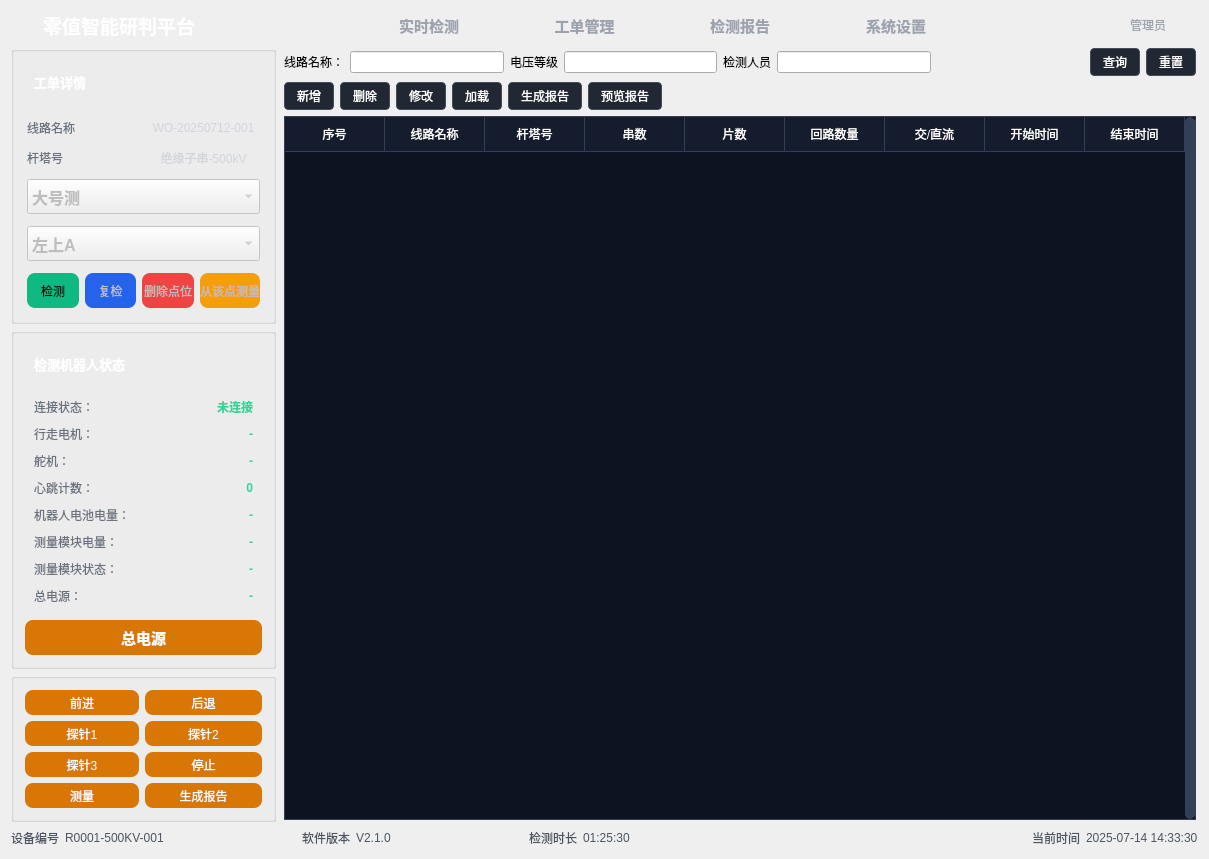
Qt form Insulator_Zero_Value_Detection_Robot/UI/Insulator_Zero_Value_Detection_Robot.ui (yangreest/Zero-value-Insulator-Robot-V2) before a commit.
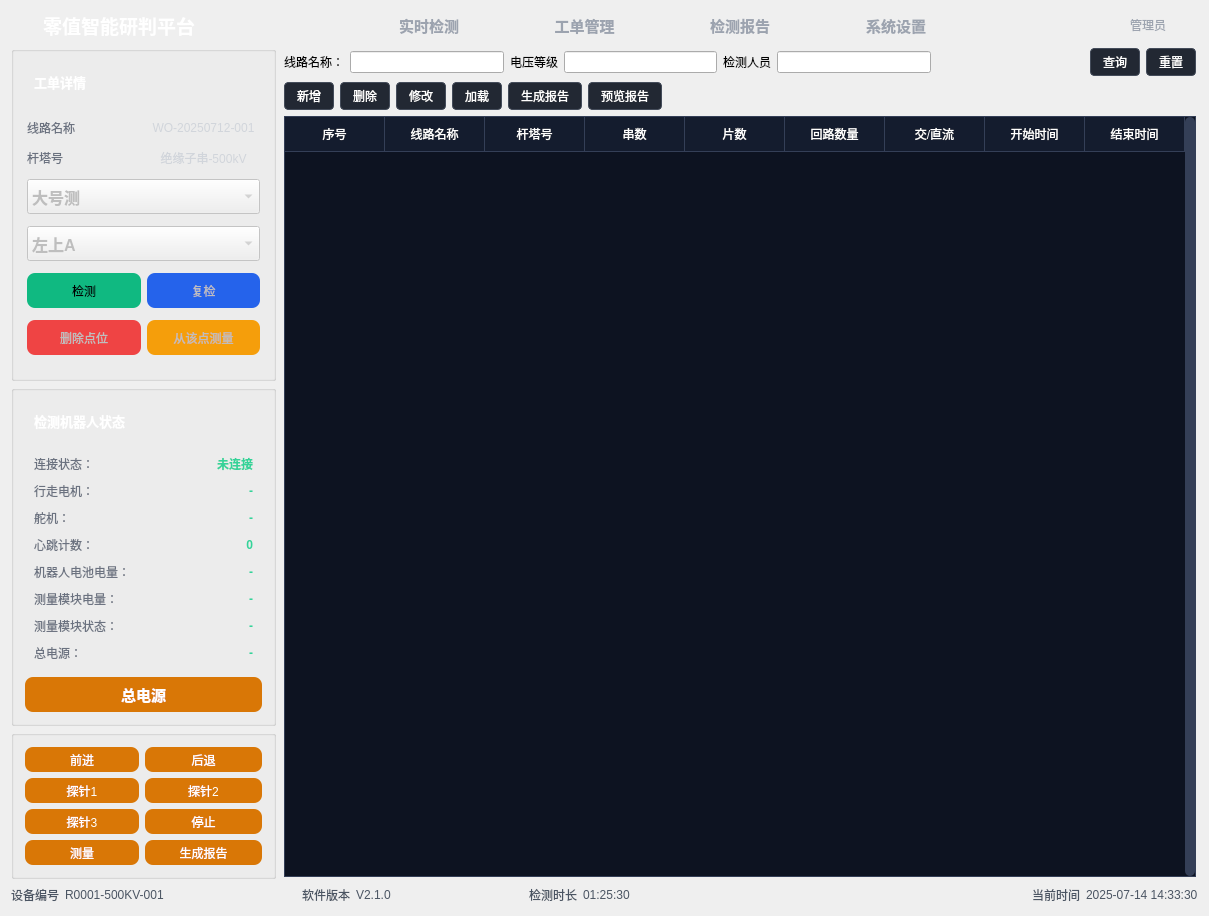
The same form after that commit. Icons and pictures are not drawn.

Commit message:
feat(ui): 调整主窗口布局和界面元素
- 将主窗口高度从836调整为895像素
- 增加底部边距从2到12像素
- 添加新的水平布局horizontalLayout_13
- 调整按钮组顺序以优化界面结构

The edit to the form file:
```diff
--- a/Insulator_Zero_Value_Detection_Robot/UI/Insulator_Zero_Value_Detection_Robot.ui
+++ b/Insulator_Zero_Value_Detection_Robot/UI/Insulator_Zero_Value_Detection_Robot.ui
@@ -7,7 +7,7 @@
     <x>0</x>
     <y>0</y>
     <width>1209</width>
-    <height>836</height>
+    <height>895</height>
    </rect>
   </property>
   <property name="windowTitle">
@@ -441,7 +441,7 @@
               <number>2</number>
              </property>
              <property name="bottomMargin">
-              <number>2</number>
+              <number>12</number>
              </property>
              <item>
               <layout class="QHBoxLayout" name="horizontalLayout_7">
@@ -654,6 +654,13 @@
                  </property>
                 </widget>
                </item>
+              </layout>
+             </item>
+             <item>
+              <layout class="QHBoxLayout" name="horizontalLayout_13">
+               <property name="topMargin">
+                <number>0</number>
+               </property>
                <item>
                 <widget class="QPushButton" name="pBDeletePoint">
                  <property name="enabled">
```
Left out of the diff: 2 changed lines with no effect on the pictures.
